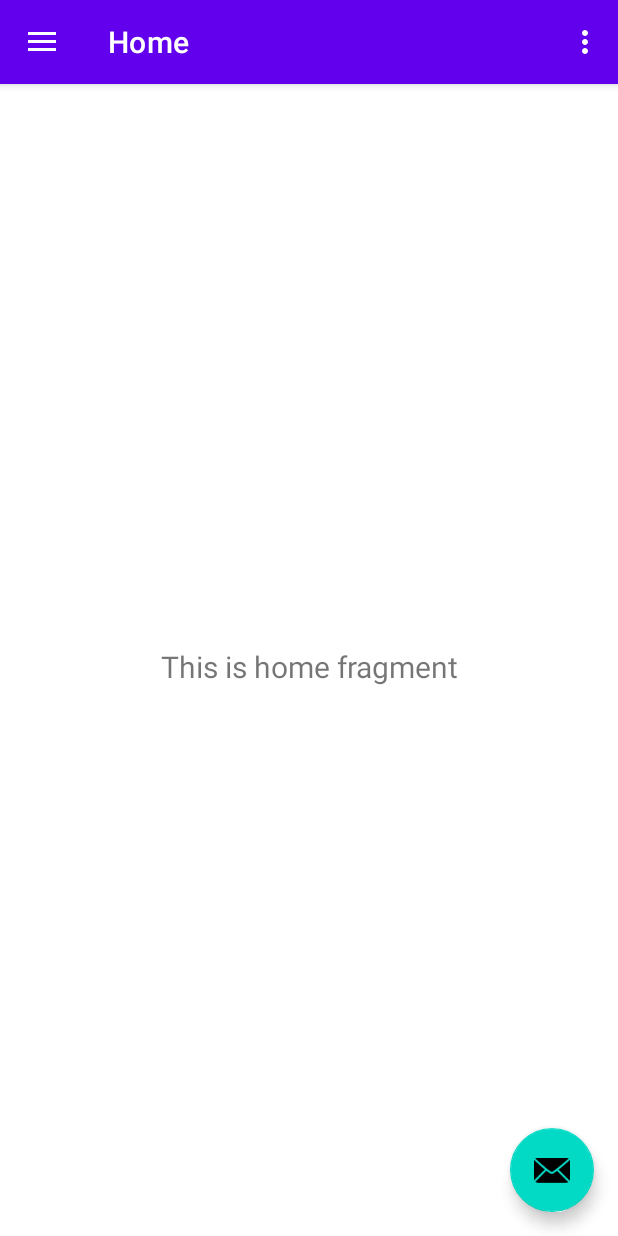
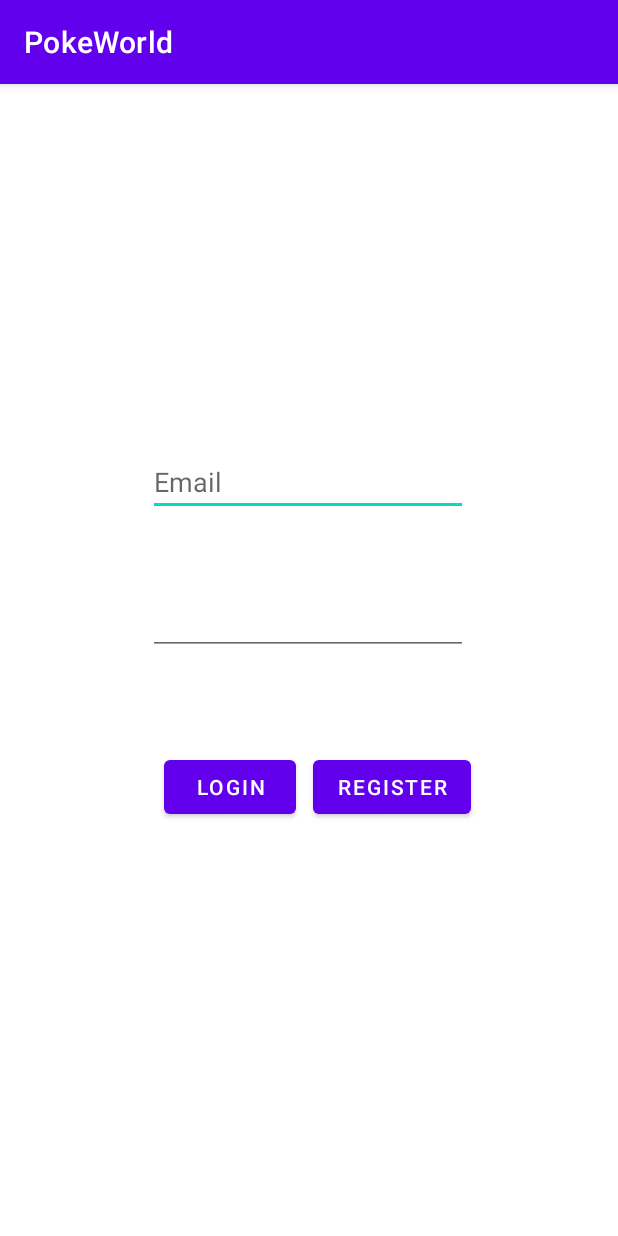
Before and after one commit to AndreiNona/PokeWorld, an Android app: the screen it shows after launch (MainActivity before the commit, LoginActivity after it), on a phone screen of 412 x 824 dp. Run offline under Robolectric (Android 15) with nearby library versions, the phone set to English and light mode, and no system bars; our stand-ins replace Firebase (no records; nobody signed in at launch, a user with empty details on screens opened directly).

Commit message:
Connected firebase & auth

```diff
--- a/app/build.gradle
+++ b/app/build.gradle
@@ -1,5 +1,6 @@
 plugins {
     id 'com.android.application'
+    id 'com.google.gms.google-services'
 }
 
 android {
@@ -40,6 +41,9 @@ dependencies {
     implementation 'androidx.lifecycle:lifecycle-viewmodel-ktx:2.5.1'
     implementation 'androidx.navigation:navigation-fragment:2.5.3'
     implementation 'androidx.navigation:navigation-ui:2.5.3'
+    implementation 'com.google.firebase:firebase-database:20.0.4'
+    implementation 'com.google.firebase:firebase-auth:21.0.2'
+    implementation 'androidx.annotation:annotation:1.5.0'
     testImplementation 'junit:junit:4.13.2'
     androidTestImplementation 'androidx.test.ext:junit:1.1.4'
     androidTestImplementation 'androidx.test.espresso:espresso-core:3.5.0'
--- /dev/null
+++ b/app/src/main/java/and/andrei/pokeworld/LoginActivity.java
@@ -0,0 +1,95 @@
+package and.andrei.pokeworld;
+
+import androidx.annotation.NonNull;
+import androidx.appcompat.app.AppCompatActivity;
+
+import android.content.Intent;
+import android.os.Bundle;
+import android.view.View;
+import android.widget.Button;
+import android.widget.EditText;
+import android.widget.TextView;
+import android.widget.Toast;
+
+import com.google.android.gms.tasks.OnCompleteListener;
+import com.google.android.gms.tasks.Task;
+import com.google.firebase.auth.AuthResult;
+import com.google.firebase.auth.FirebaseAuth;
+import com.google.firebase.auth.FirebaseAuthInvalidCredentialsException;
+import com.google.firebase.auth.FirebaseAuthInvalidUserException;
+import com.google.firebase.auth.FirebaseUser;
+
+public class LoginActivity extends AppCompatActivity {
+    EditText loginEmail, loginPassword;
+    Button loginButton;
+    TextView registerNow;
+    String email, password;
+    private FirebaseAuth auth;
+    @Override
+    protected void onCreate(Bundle savedInstanceState) {
+        super.onCreate(savedInstanceState);
+        setContentView(R.layout.activity_login);
+        loginEmail = findViewById(R.id.login_email);
+        loginPassword = findViewById(R.id.login_password);
+        loginButton = findViewById(R.id.button_login);
+        registerNow = findViewById(R.id.button_register);
+        auth = FirebaseAuth.getInstance();
+
+        loginButton.setOnClickListener(new View.OnClickListener() {
+            @Override
+            public void onClick(View v) {
+                email = loginEmail.getText().toString();
+                password = loginPassword.getText().toString();
+                if(!(email.isEmpty() || password.isEmpty())){
+                    auth.signInWithEmailAndPassword(email, password).addOnCompleteListener(LoginActivity.this, new OnCompleteListener<AuthResult>() {
+                        //Dealing with login mistakes
+                        @Override
+                        public void onComplete(@NonNull Task<AuthResult> task) {
+                            if(task.isSuccessful()){
+                                Toast.makeText(getApplicationContext(), "Success!", Toast.LENGTH_SHORT).show();
+                                Intent intent = new Intent(LoginActivity.this, MainActivity.class);
+                                startActivity(intent);
+                            }
+                            else {
+                                try {
+                                    throw task.getException();
+                                }
+                                catch(FirebaseAuthInvalidUserException e) {
+                                    Toast.makeText(getApplicationContext(), "Invalid email.", Toast.LENGTH_LONG).show();
+                                }
+                                catch(FirebaseAuthInvalidCredentialsException e) {
+                                    Toast.makeText(getApplicationContext(), "Invalid password.", Toast.LENGTH_LONG).show();
+                                }
+                                catch(Exception e) {
+                                    Toast.makeText(getApplicationContext(), e.getMessage(), Toast.LENGTH_LONG).show();
+                                }
+                            }
+                        }
+                    });
+                }
+                else{
+                    Toast.makeText(getApplicationContext(), "Please fill in all the fields.", Toast.LENGTH_LONG).show();
+                }
+            }
+        });
+
+        registerNow.setOnClickListener(new View.OnClickListener() {
+            @Override
+            public void onClick(View v) {
+                //TODO: Replace second with register activity
+                Intent intent = new Intent(LoginActivity.this, LoginActivity.class);
+                startActivity(intent);
+            }
+        });
+    }
+
+    @Override
+    protected void onStart() {
+        super.onStart();
+        FirebaseUser currentUser = auth.getCurrentUser();
+        if(currentUser != null){
+            Intent intent = new Intent(LoginActivity.this, MainActivity.class);
+            startActivity(intent);
+        }
+    }
+    }
--- /dev/null
+++ b/app/src/main/res/layout/activity_login.xml
@@ -0,0 +1,59 @@
+<?xml version="1.0" encoding="utf-8"?>
+<androidx.constraintlayout.widget.ConstraintLayout xmlns:android="http://schemas.android.com/apk/res/android"
+    xmlns:app="http://schemas.android.com/apk/res-auto"
+    xmlns:tools="http://schemas.android.com/tools"
+    android:layout_width="match_parent"
+    android:layout_height="match_parent"
+    tools:context=".LoginActivity">
+
+    <EditText
+        android:id="@+id/login_email"
+        android:layout_width="wrap_content"
+        android:layout_height="wrap_content"
+        android:ems="10"
+        android:inputType="textPersonName"
+        android:hint="Email"
+        app:layout_constraintBottom_toBottomOf="parent"
+        app:layout_constraintEnd_toEndOf="parent"
+        app:layout_constraintHorizontal_bias="0.497"
+        app:layout_constraintStart_toStartOf="parent"
+        app:layout_constraintTop_toTopOf="parent"
+        app:layout_constraintVertical_bias="0.336" />
+
+    <EditText
+        android:id="@+id/login_password"
+        android:layout_width="wrap_content"
+        android:layout_height="wrap_content"
+        android:ems="10"
+        android:inputType="textPassword"
+        app:layout_constraintBottom_toBottomOf="parent"
+        app:layout_constraintEnd_toEndOf="parent"
+        app:layout_constraintHorizontal_bias="0.497"
+        app:layout_constraintStart_toStartOf="parent"
+        app:layout_constraintTop_toBottomOf="@+id/login_email"
+        app:layout_constraintVertical_bias="0.109" />
+
+    <Button
+        android:id="@+id/button_login"
+        android:layout_width="wrap_content"
+        android:layout_height="wrap_content"
+        android:text="Login"
+        app:layout_constraintBottom_toBottomOf="parent"
+        app:layout_constraintEnd_toEndOf="parent"
+        app:layout_constraintHorizontal_bias="0.337"
+        app:layout_constraintStart_toStartOf="parent"
+        app:layout_constraintTop_toBottomOf="@+id/login_password"
+        app:layout_constraintVertical_bias="0.188" />
+
+    <Button
+        android:id="@+id/button_register"
+        android:layout_width="wrap_content"
+        android:layout_height="wrap_content"
+        android:text="Register"
+        app:layout_constraintBottom_toBottomOf="parent"
+        app:layout_constraintEnd_toEndOf="parent"
+        app:layout_constraintHorizontal_bias="0.681"
+        app:layout_constraintStart_toStartOf="parent"
+        app:layout_constraintTop_toBottomOf="@+id/login_password"
+        app:layout_constraintVertical_bias="0.188" />
+</androidx.constraintlayout.widget.ConstraintLayout>
--- a/app/src/main/res/values-land/dimens.xml
+++ b/app/src/main/res/values-land/dimens.xml
@@ -1,3 +1,4 @@
 <resources>
     <dimen name="fab_margin">48dp</dimen>
+    <dimen name="activity_horizontal_margin">48dp</dimen>
 </resources>
--- a/app/src/main/res/values-w1240dp/dimens.xml
+++ b/app/src/main/res/values-w1240dp/dimens.xml
@@ -1,3 +1,4 @@
 <resources>
     <dimen name="fab_margin">200dp</dimen>
+    <dimen name="activity_horizontal_margin">200dp</dimen>
 </resources>
--- a/app/src/main/res/values-w600dp/dimens.xml
+++ b/app/src/main/res/values-w600dp/dimens.xml
@@ -1,3 +1,4 @@
 <resources>
     <dimen name="fab_margin">48dp</dimen>
+    <dimen name="activity_horizontal_margin">48dp</dimen>
 </resources>
--- a/build.gradle
+++ b/build.gradle
@@ -1,4 +1,8 @@
-// Top-level build file where you can add configuration options common to all sub-projects/modules.
+buildscript {
+    dependencies {
+        classpath 'com.google.gms:google-services:4.3.10'
+    }
+}// Top-level build file where you can add configuration options common to all sub-projects/modules.
 plugins {
     id 'com.android.application' version '7.3.1' apply false
     id 'com.android.library' version '7.3.1' apply false
```
Also changed, not shown: app/src/main/AndroidManifest.xml (+13 -4 lines), app/src/main/res/values/strings.xml (+9 -0 lines), 1 other file.
